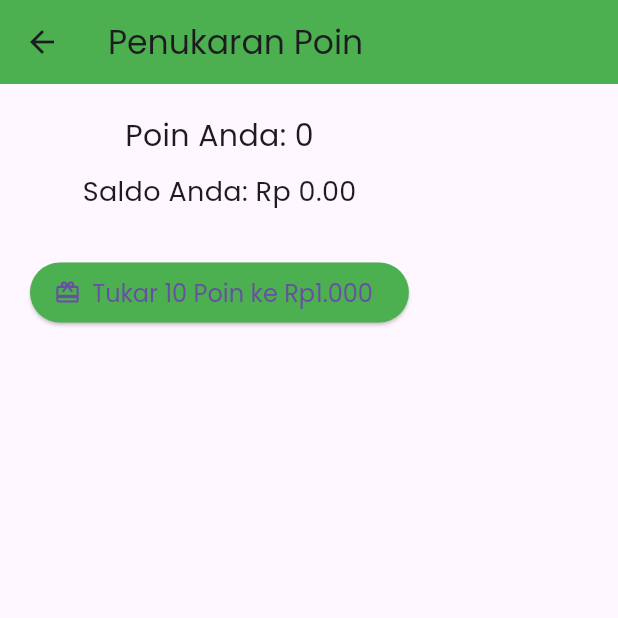
After one commit to deril1307/TreshTechApp, a Flutter app: the HomeScreen screen opened directly, after a tap on "Tukar Poin", on a phone screen of 412 x 824 dp, the top half of it. The commit adds this screen. Run offline on Flutter 3.47's test engine with Material 3 defaults, Android fonts, the phone set to English and light mode, and no system bars; our stand-ins replace cached_network_image, connectivity_plus, dio, google_fonts, image_picker, shared_preferences; accounts and stored records are empty; network calls fail.

Commit message:
menambahkan penukaran poin dan perubahan url menjadi emualtor

```diff
--- a/lib/screens/home_screen.dart
+++ b/lib/screens/home_screen.dart
@@ -1,6 +1,7 @@
 import 'package:flutter/material.dart';
 import 'package:google_fonts/google_fonts.dart';
 import 'package:tubes_mobile/screens/kategori_sampah_screen.dart';
+import 'package:tubes_mobile/screens/penukaran_poin_screen.dart';
 import 'package:tubes_mobile/screens/profile_screen.dart';
 import 'package:tubes_mobile/utils/connectivity_checker.dart';
 import 'package:tubes_mobile/utils/shared_prefs.dart';
@@ -17,6 +18,7 @@ class _HomeScreenState extends State<HomeScreen> {
   double saldo = 0;
   int poin = 0;
   bool isLoading = true;
+  String? profilePicture;
 
   @override
   void initState() {
@@ -37,10 +39,12 @@ class _HomeScreenState extends State<HomeScreen> {
 
     try {
       var userData = await ApiService.getUserData(savedUserId);
+      var userProfile = await ApiService.fetchUserProfile(savedUserId);
       if (mounted) {
         setState(() {
           userId = savedUserId;
           username = userData["username"] ?? savedUsername;
+          profilePicture = userProfile["profile_picture"];
           saldo = double.tryParse(userData["balance"].toString()) ?? savedSaldo;
           poin = int.tryParse(userData["points"].toString()) ?? savedPoin;
           isLoading = false;
@@ -48,7 +52,7 @@ class _HomeScreenState extends State<HomeScreen> {
       }
       await SharedPrefs.saveUserData(userId!, username!, saldo, poin);
     } catch (e) {
-      print("⚠️ Gagal mengambil data API, menggunakan data offline.");
+      print(" Gagal mengambil data API, menggunakan data offline.");
       setState(() {
         userId = savedUserId;
         username = savedUsername;
@@ -70,7 +74,14 @@ class _HomeScreenState extends State<HomeScreen> {
         backgroundColor: Colors.green,
         actions: [
           IconButton(
-            icon: Icon(Icons.account_circle, color: Colors.white, size: 30),
+            icon: CircleAvatar(
+              radius: 15, // Ukuran avatar
+              backgroundImage:
+                  profilePicture != null && profilePicture!.isNotEmpty
+                      ? NetworkImage(profilePicture!) // Gambar profil dari URL
+                      : AssetImage('assets/images/default_avatar.png')
+                          as ImageProvider, // Gambar default jika tidak ada
+            ),
             onPressed: () {
               Navigator.push(
                 context,
@@ -110,7 +121,7 @@ class _HomeScreenState extends State<HomeScreen> {
                   ],
                 ),
               ),
-          ConnectivityChecker(), // Tambahin di sini
+          ConnectivityChecker(), // Tambahkan pengecekan konektivitas
         ],
       ),
     );
@@ -170,7 +181,12 @@ class _HomeScreenState extends State<HomeScreen> {
         childAspectRatio: 1.5, // Card lebih kecil
         children: [
           _buildMenuButton("Riwayat", Icons.history, Colors.blue),
-          _buildMenuButton("Tukar Poin", Icons.card_giftcard, Colors.red),
+          _buildMenuButton("Tukar Poin", Icons.card_giftcard, Colors.red, () {
+            Navigator.push(
+              context,
+              MaterialPageRoute(builder: (_) => PenukaranPoinScreen()),
+            );
+          }),
           _buildMenuButton("Tarik Saldo", Icons.attach_money, Colors.green),
           _buildMenuButton(
             "Kategori Sampah",
--- /dev/null
+++ b/lib/screens/penukaran_poin_screen.dart
@@ -0,0 +1,120 @@
+import 'package:flutter/material.dart';
+import 'package:google_fonts/google_fonts.dart';
+import 'package:tubes_mobile/utils/shared_prefs.dart';
+
+class PenukaranPoinScreen extends StatefulWidget {
+  @override
+  _PenukaranPoinScreenState createState() => _PenukaranPoinScreenState();
+}
+
+class _PenukaranPoinScreenState extends State<PenukaranPoinScreen> {
+  int poin = 0;
+  double saldo = 0;
+
+  @override
+  void initState() {
+    super.initState();
+    _loadUserData();
+  }
+
+  Future<void> _loadUserData() async {
+    int savedPoin = SharedPrefs.getPoin();
+    double savedSaldo = SharedPrefs.getSaldo();
+    setState(() {
+      poin = savedPoin;
+      saldo = savedSaldo;
+    });
+  }
+
+  void _tukarPoin() async {
+    if (poin < 10) {
+      _showDialog("Gagal", "Minimal 10 poin untuk penukaran.");
+      return;
+    }
+
+    bool? confirm = await showDialog<bool>(
+      context: context,
+      builder:
+          (context) => AlertDialog(
+            title: Text("Tukar Poin"),
+            content: Text("Tukar 10 poin menjadi Rp1.000?"),
+            actions: [
+              TextButton(
+                onPressed: () => Navigator.pop(context, false),
+                child: Text("Batal"),
+              ),
+              TextButton(
+                onPressed: () => Navigator.pop(context, true),
+                child: Text("Tukar"),
+              ),
+            ],
+          ),
+    );
+
+    if (confirm == true) {
+      setState(() {
+        poin -= 10;
+        saldo += 1000;
+      });
+
+      await SharedPrefs.saveUserData(
+        SharedPrefs.getUserId()!,
+        (await SharedPrefs.getUsername()) ?? '',
+        saldo,
+        poin,
+      );
+
+      _showDialog("Berhasil", "Poin berhasil ditukar menjadi saldo.");
+    }
+  }
+
+  void _showDialog(String title, String content) {
+    showDialog(
+      context: context,
+      builder:
+          (_) => AlertDialog(
+            title: Text(title),
+            content: Text(content),
+            actions: [
+              TextButton(
+                onPressed: () => Navigator.pop(context),
+                child: Text("OK"),
+              ),
+            ],
+          ),
+    );
+  }
+
+  @override
+  Widget build(BuildContext context) {
+    return Scaffold(
+      appBar: AppBar(
+        title: Text("Penukaran Poin", style: GoogleFonts.poppins()),
+        backgroundColor: Colors.green,
+      ),
+      body: Padding(
+        padding: const EdgeInsets.all(20),
+        child: Column(
+          children: [
+            Text("Poin Anda: $poin", style: GoogleFonts.poppins(fontSize: 20)),
+            SizedBox(height: 10),
+            Text(
+              "Saldo Anda: Rp ${saldo.toStringAsFixed(2)}",
+              style: GoogleFonts.poppins(fontSize: 18),
+            ),
+            SizedBox(height: 30),
+            ElevatedButton.icon(
+              icon: Icon(Icons.card_giftcard),
+              label: Text("Tukar 10 Poin ke Rp1.000"),
+              onPressed: _tukarPoin,
+              style: ElevatedButton.styleFrom(
+                backgroundColor: Colors.green,
+                textStyle: GoogleFonts.poppins(fontSize: 16),
+              ),
+            ),
+          ],
+        ),
+      ),
+    );
+  }
+}
--- a/lib/services/api_service.dart
+++ b/lib/services/api_service.dart
@@ -3,9 +3,8 @@ import 'package:http/http.dart' as http;
 import 'package:dio/dio.dart';
 
 class ApiService {
-  static const String baseUrl = "https://web-apb.vercel.app";
+  static const String baseUrl = "http://10.0.2.2:5000";
 
-  // 🟢 Ambil Data Kategori Sampah
   static Future<List<dynamic>> getKategoriSampah() async {
     try {
       final response = await http.get(Uri.parse("$baseUrl/trash/types"));
@@ -23,7 +22,6 @@ class ApiService {
     }
   }
 
-  // 🟢 Register User
   static Future<Map<String, dynamic>> register(
     String username,
     String email,
@@ -41,7 +39,6 @@ class ApiService {
     return jsonDecode(response.body);
   }
 
-  // 🟢 Login User // tabel users
   static Future<Map<String, dynamic>> login(
     String identifier, // Bisa email atau username
     String password,
@@ -54,25 +51,24 @@ class ApiService {
     return jsonDecode(response.body);
   }
 
-  // 🟢 Login User // tabels users
   static Future<Map<String, dynamic>> getUserData(String userId) async {
     try {
       final url = "$baseUrl/users/$userId";
-      print("📡 Mengakses API: $url");
+      print(" Mengakses API: $url");
 
       final response = await http.get(Uri.parse(url));
-      print("🔹 Response Status: ${response.statusCode}");
-      print("🔹 Response Body: ${response.body}");
+      print("Response Status: ${response.statusCode}");
+      print("Response Body: ${response.body}");
 
       if (response.statusCode == 200) {
         return jsonDecode(response.body);
       } else if (response.statusCode == 404) {
-        throw Exception("❌ User tidak ditemukan.");
+        throw Exception(" User tidak ditemukan.");
       } else {
-        throw Exception("❌ Gagal mengambil data user: ${response.statusCode}");
+        throw Exception(" Gagal mengambil data user: ${response.statusCode}");
       }
     } catch (e) {
-      print("⚠️ Error: $e");
+      print(" Error: $e");
       throw Exception("Terjadi kesalahan: $e");
     }
   }
@@ -84,8 +80,8 @@ class ApiService {
         return response.data["data"];
       }
     } catch (e) {
-      print("❌ Error mengambil profil: $e");
+      print(" Error mengambil profil: $e");
     }
-    return {}; // Return data kosong jika gagal
+    return {};
   }
 }
```
Also changed, not shown: lib/screens/edit_profile_screen.dart (+7 -6 lines), lib/screens/kategori_sampah_screen.dart (+39 -15 lines), lib/screens/login_screen.dart (+9 -2 lines), lib/screens/profile_screen.dart (+4 -4 lines).
